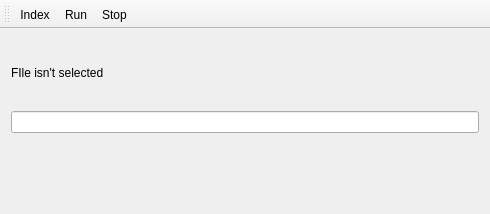
Above: mainwindow.ui from leonfed/archiver before the change. Below: the same form after it.
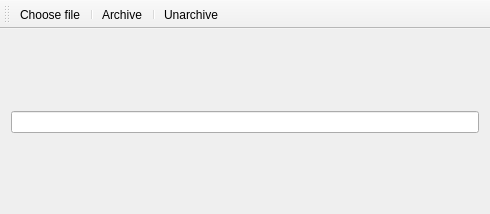
That is the form after the change. Icons and pictures are not drawn.

Patch:
```diff
--- a/mainwindow.ui
+++ b/mainwindow.ui
@@ -20,7 +20,7 @@
       <item>
        <widget class="QLabel" name="directory">
         <property name="text">
-         <string>FIle isn't selected</string>
+         <string/>
         </property>
        </widget>
       </item>
@@ -56,7 +56,9 @@
     <bool>false</bool>
    </attribute>
    <addaction name="actionIndex"/>
+   <addaction name="separator"/>
    <addaction name="actionRun"/>
+   <addaction name="separator"/>
    <addaction name="actionStop"/>
   </widget>
   <action name="actionIndex">
@@ -65,7 +67,10 @@
      <normaloff>:/icon/icon/index.png</normaloff>:/icon/icon/index.png</iconset>
    </property>
    <property name="text">
-    <string>Index</string>
+    <string>Choose file</string>
+   </property>
+   <property name="toolTip">
+    <string>Choose file</string>
    </property>
   </action>
   <action name="actionRun">
@@ -74,7 +79,10 @@
      <normaloff>:/icon/icon/run.png</normaloff>:/icon/icon/run.png</iconset>
    </property>
    <property name="text">
-    <string>Run</string>
+    <string>Archive</string>
+   </property>
+   <property name="toolTip">
+    <string>Archive</string>
    </property>
   </action>
   <action name="actionStop">
@@ -83,7 +91,10 @@
      <normaloff>:/icon/icon/srop.png</normaloff>:/icon/icon/srop.png</iconset>
    </property>
    <property name="text">
-    <string>Stop</string>
+    <string>Unarchive</string>
+   </property>
+   <property name="toolTip">
+    <string>Unarchive</string>
    </property>
   </action>
  </widget>
```
Left out of the diff: 16 changed lines with no effect on the pictures.
